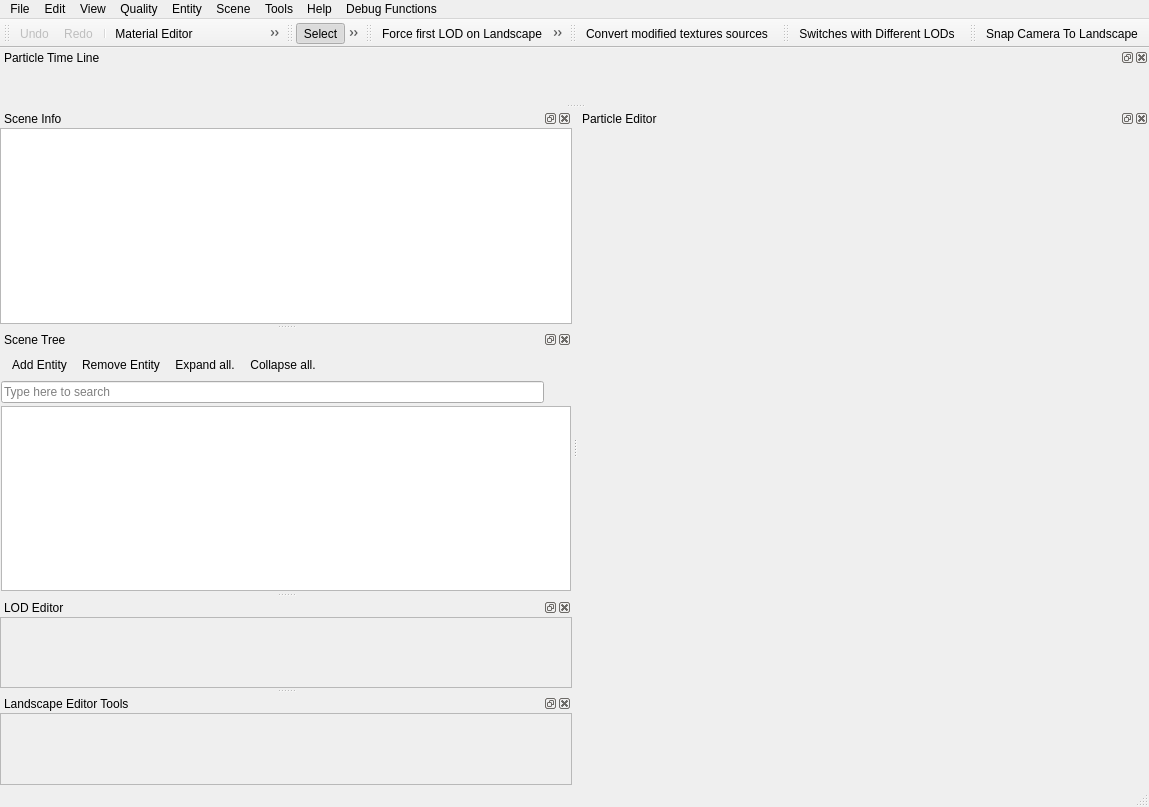
This is Programs/ResourceEditor/DataQt/mainwindow.ui in xaoctech/dava.engine as Qt 5 draws it before an edit. The edited form follows.
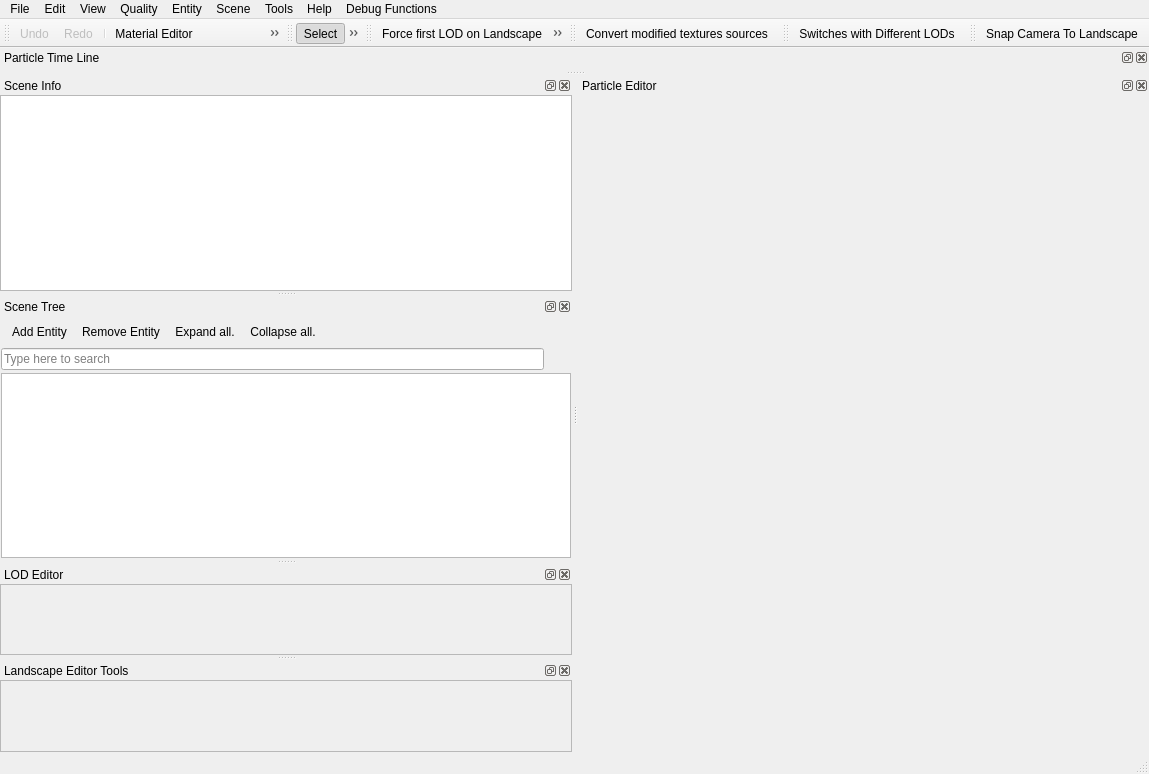
This is the edited form. Icons and pictures are not drawn. Custom widgets are drawn as their Qt base class.

The edit to the form file:
```diff
--- a/Programs/ResourceEditor/DataQt/mainwindow.ui
+++ b/Programs/ResourceEditor/DataQt/mainwindow.ui
@@ -7,7 +7,7 @@
     <x>0</x>
     <y>0</y>
     <width>1149</width>
-    <height>807</height>
+    <height>774</height>
    </rect>
   </property>
   <property name="sizePolicy">
@@ -559,7 +559,7 @@
           <x>0</x>
           <y>0</y>
           <width>256</width>
-          <height>71</height>
+          <height>77</height>
          </rect>
         </property>
        </widget>
@@ -678,7 +678,7 @@
           <x>0</x>
           <y>0</y>
           <width>256</width>
-          <height>72</height>
+          <height>77</height>
          </rect>
         </property>
        </widget>
```
Left out of the diff: 107 changed lines with no effect on the pictures.
